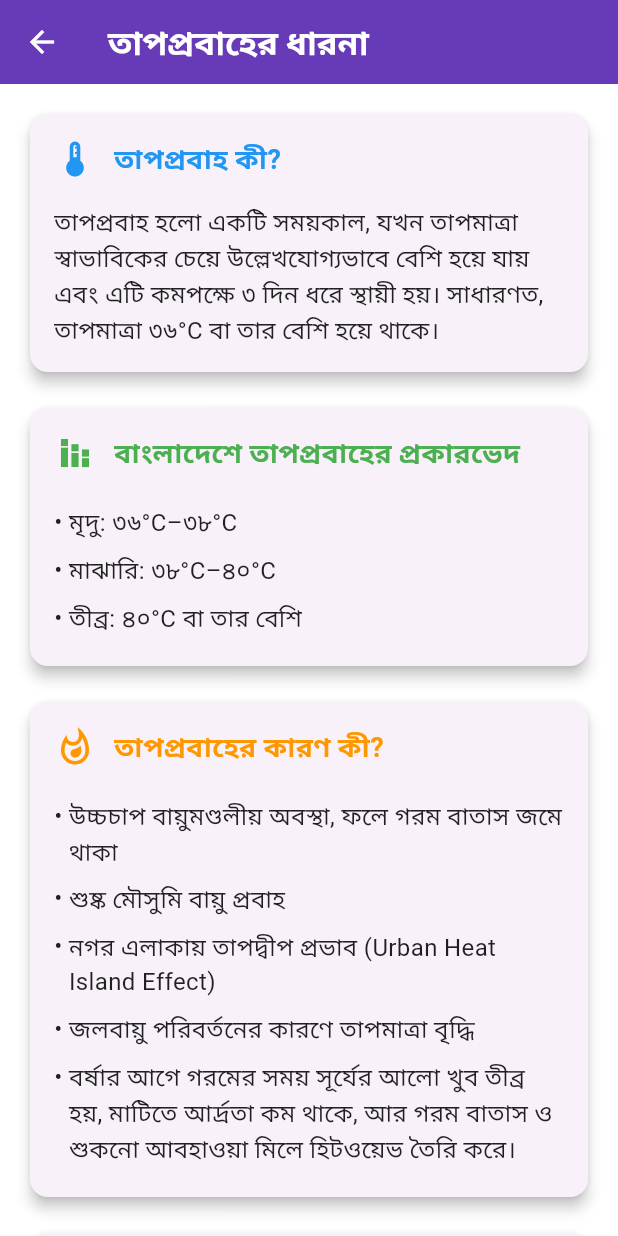
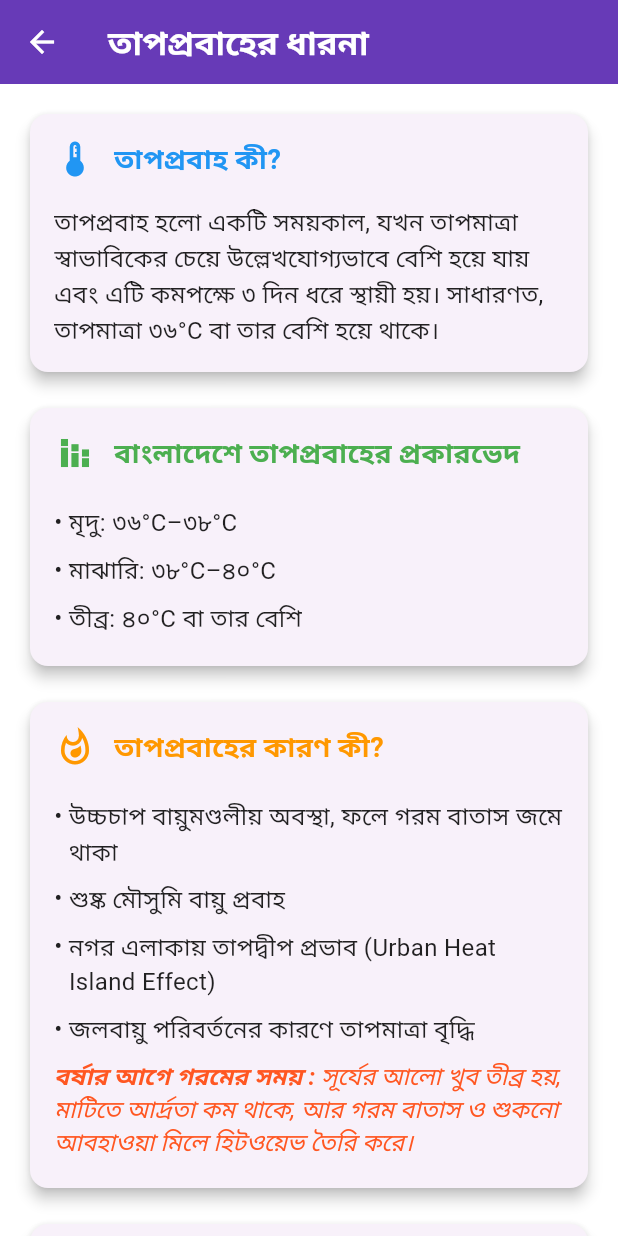
Before and after one commit to abuubaida921/taposurakkha, a Flutter app: the HeatwaveInfoView screen opened by its route, on a phone screen of 412 x 824 dp. Run offline on Flutter 3.47's test engine with Material 3 defaults, Android fonts, the phone set to English and light mode, and no system bars; our stand-ins replace fluttertoast, get, shared_preferences; accounts and stored records are empty.

Commit message:
Some modification

```diff
--- a/lib/modules/heatwave_info/heatwave_info_view.dart
+++ b/lib/modules/heatwave_info/heatwave_info_view.dart
@@ -47,7 +47,27 @@ class HeatwaveInfoView extends StatelessWidget {
                 _buildBulletPoint('শুষ্ক মৌসুমি বায়ু প্রবাহ'),
                 _buildBulletPoint('নগর এলাকায় তাপদ্বীপ প্রভাব (Urban Heat Island Effect)'),
                 _buildBulletPoint('জলবায়ু পরিবর্তনের কারণে তাপমাত্রা বৃদ্ধি'),
-                _buildBulletPoint('বর্ষার আগে গরমের সময় সূর্যের আলো খুব তীব্র হয়, মাটিতে আর্দ্রতা কম থাকে, আর গরম বাতাস ও শুকনো আবহাওয়া মিলে হিটওয়েভ তৈরি করে।'),
+                Padding(
+                  padding: const EdgeInsets.symmetric(vertical: 4.0),
+                  child: RichText(
+                    text: const TextSpan(
+                      style: TextStyle(
+                        fontSize: 16,
+                        fontStyle: FontStyle.italic,
+                        color: Colors.deepOrange,
+                      ),
+                      children: [
+                        TextSpan(
+                          text: 'বর্ষার আগে গরমের সময় : ',
+                          style: TextStyle(fontWeight: FontWeight.bold),
+                        ),
+                        TextSpan(
+                          text: 'সূর্যের আলো খুব তীব্র হয়, মাটিতে আর্দ্রতা কম থাকে, আর গরম বাতাস ও শুকনো আবহাওয়া মিলে হিটওয়েভ তৈরি করে।',
+                        ),
+                      ],
+                    ),
+                  ),
+                ),
               ],
             ),
             const SizedBox(height: 16),
```
